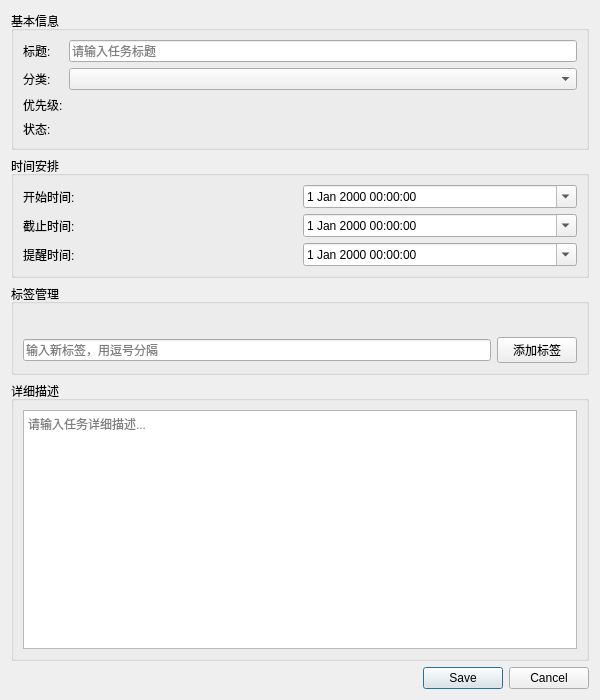
shlzvmry/TaskManagementSystem, file dialogs/taskdialog.ui: the form before one commit.
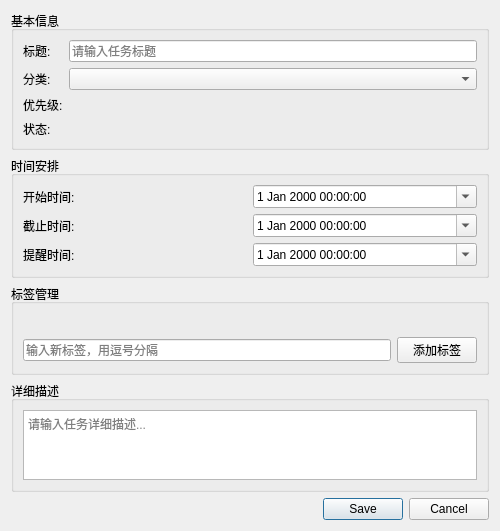
The form after the commit.

Diff of the .ui file:
```diff
--- a/dialogs/taskdialog.ui
+++ b/dialogs/taskdialog.ui
@@ -6,8 +6,8 @@
    <rect>
     <x>0</x>
     <y>0</y>
-    <width>600</width>
-    <height>700</height>
+    <width>500</width>
+    <height>500</height>
    </rect>
   </property>
   <property name="windowTitle">
@@ -170,6 +170,9 @@
      <layout class="QVBoxLayout" name="verticalLayout_4">
       <item>
        <widget class="QTextEdit" name="textEditDescription">
+        <property name="enabled">
+         <bool>true</bool>
+        </property>
         <property name="placeholderText">
          <string>请输入任务详细描述...</string>
         </property>
```
Left out of the diff: 4 changed lines with no effect on the pictures.
